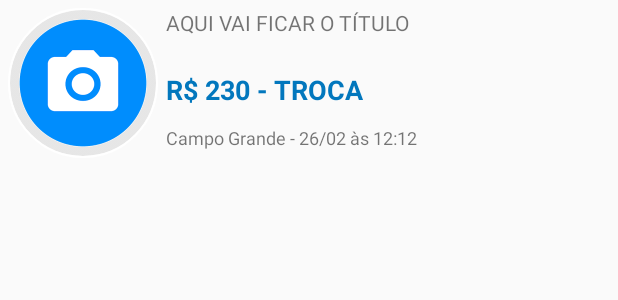
After one commit to WenderGalan/Games-Exchange, an Android app: the layout lista_anuncio.xml on its own in the app's theme, with its tools: preview values and no code run, on a phone screen of 412 x 824 dp. The commit adds this screen. Shown: the top 300 px of the screen. Run offline under Robolectric (Android 15) with nearby library versions, the phone set to English and light mode, and no system bars.

Commit message:
Quase terminando a implementação total da activity novo anúncio, falta apenas mais alguns ajustes na interface e também na lógica para a inserção do anúncio no banco de dados juntos com as imagens, além do mais falta emular e testar a escolha das imagens!

```diff
--- a/android/GamesExchange/app/src/main/java/gamesexchange/com/gamesexchange/fragments/UsuarioFragment.java
+++ b/android/GamesExchange/app/src/main/java/gamesexchange/com/gamesexchange/fragments/UsuarioFragment.java
@@ -1,7 +1,6 @@
 package gamesexchange.com.gamesexchange.fragments;
 
 
-import android.annotation.SuppressLint;
 import android.content.Intent;
 import android.os.Bundle;
 import android.support.v4.app.Fragment;
@@ -25,8 +24,6 @@ import com.google.firebase.database.DatabaseError;
 import com.google.firebase.database.DatabaseReference;
 import com.google.firebase.database.ValueEventListener;
 import com.squareup.picasso.Picasso;
-
-import java.io.Serializable;
 
 import de.hdodenhof.circleimageview.CircleImageView;
 import gamesexchange.com.gamesexchange.R;
@@ -69,7 +66,7 @@ public class UsuarioFragment extends Fragment{
         //configurando o layout
         nome = view.findViewById(R.id.textViewNomePerfil);
         email = view.findViewById(R.id.textViewEmailPerfil);
-        imagem = view.findViewById(R.id.imageViewCirclePerfil);
+        imagem = view.findViewById(R.id.imageCircleViewAdapter);
         listaMeusAnuncios = view.findViewById(R.id.listViewMeusAnuncios);
 
         //Recuperando o usuario
--- a/android/GamesExchange/app/src/main/res/layout/fragment_usuario.xml
+++ b/android/GamesExchange/app/src/main/res/layout/fragment_usuario.xml
@@ -41,7 +41,7 @@
                 android:src="@drawable/ic_edit_user" />
 
             <de.hdodenhof.circleimageview.CircleImageView
-                android:id="@+id/imageViewCirclePerfil"
+                android:id="@+id/imageCircleViewAdapter"
                 android:layout_width="150dp"
                 android:layout_height="150dp"
                 android:layout_alignParentTop="true"
@@ -56,7 +56,7 @@
                 android:id="@+id/textViewNomePerfil"
                 android:layout_width="match_parent"
                 android:layout_height="wrap_content"
-                android:layout_below="@+id/imageViewCirclePerfil"
+                android:layout_below="@+id/imageCircleViewAdapter"
                 android:layout_centerHorizontal="true"
                 android:layout_marginTop="5dp"
                 android:textAlignment="center"
--- /dev/null
+++ b/android/GamesExchange/app/src/main/res/layout/lista_anuncio.xml
@@ -0,0 +1,62 @@
+<?xml version="1.0" encoding="utf-8"?>
+<RelativeLayout xmlns:android="http://schemas.android.com/apk/res/android"
+    xmlns:app="http://schemas.android.com/apk/res-auto"
+    xmlns:tools="http://schemas.android.com/tools"
+    android:layout_width="match_parent"
+    android:layout_height="wrap_content"
+    android:orientation="vertical"
+    tools:layout_editor_absoluteY="25dp">
+
+    <de.hdodenhof.circleimageview.CircleImageView
+        android:id="@+id/imageCircleViewAdapter"
+        android:layout_width="100dp"
+        android:layout_height="100dp"
+        android:layout_marginBottom="5dp"
+        android:layout_marginLeft="5dp"
+        android:layout_marginTop="5dp"
+        android:src="@drawable/ic_camera"
+        app:civ_border_color="#FFFFFF"
+        app:civ_border_width="1dp"
+        app:layout_constraintTop_toTopOf="parent" />
+
+    <TextView
+        android:id="@+id/textViewTituloAdapter"
+        android:layout_width="match_parent"
+        android:layout_height="wrap_content"
+        android:layout_alignParentTop="true"
+        android:layout_marginRight="5dp"
+        android:layout_marginTop="5dp"
+        android:layout_toEndOf="@+id/imageCircleViewAdapter"
+        android:layout_toRightOf="@+id/imageCircleViewAdapter"
+        android:paddingLeft="5dp"
+        android:text="AQUI VAI FICAR O TÍTULO"
+        android:textSize="14sp" />
+
+    <TextView
+        android:id="@+id/textViewCidadeDateAdapter"
+        android:layout_width="wrap_content"
+        android:layout_height="wrap_content"
+        android:layout_alignBottom="@+id/imageCircleViewAdapter"
+        android:layout_marginBottom="5dp"
+        android:layout_toEndOf="@+id/imageCircleViewAdapter"
+        android:layout_toRightOf="@+id/imageCircleViewAdapter"
+        android:paddingStart="5dp"
+        android:text="Campo Grande - 26/02 às 12:12"
+        android:textSize="12sp" />
+
+    <TextView
+        android:id="@+id/textViewValorTrocaAdapter"
+        android:layout_width="wrap_content"
+        android:layout_height="wrap_content"
+        android:layout_above="@+id/textViewCidadeDateAdapter"
+        android:layout_marginBottom="11dp"
+        android:layout_toEndOf="@+id/imageCircleViewAdapter"
+        android:layout_toRightOf="@+id/imageCircleViewAdapter"
+        android:paddingStart="5dp"
+        android:text="R$ 230 - TROCA"
+        android:textColor="@color/azulForte"
+        android:textSize="18sp"
+        android:textStyle="bold" />
+
+
+</RelativeLayout>
--- a/android/GamesExchange/app/src/main/res/values/strings.xml
+++ b/android/GamesExchange/app/src/main/res/values/strings.xml
@@ -2,9 +2,9 @@
 <resources>
     <string name="app_name">Games Exchange</string>
 
+
     <string name="facebook_app_id">773201052881607</string>
     <string name="fb_login_protocol_scheme">fb773201052881607</string>
-
     <string name="digiteSeuNome">Digite seu nome</string>
     <string name="nome">Nome:</string>
     <string name="digiteSeuEmail">Digite seu email</string>
```
Also changed, not shown: android/GamesExchange/app/src/main/java/gamesexchange/com/gamesexchange/activities/NovoAnuncioActivity.java (+108 -10 lines), android/GamesExchange/app/src/main/java/gamesexchange/com/gamesexchange/adapter/AnuncioAdapter.java (added, +70 -0 lines), android/GamesExchange/app/src/main/java/gamesexchange/com/gamesexchange/model/Anuncio.java (+68 -11 lines), android/GamesExchange/app/src/main/java/gamesexchange/com/gamesexchange/util/Base64Custom.java (added, +18 -0 lines).
